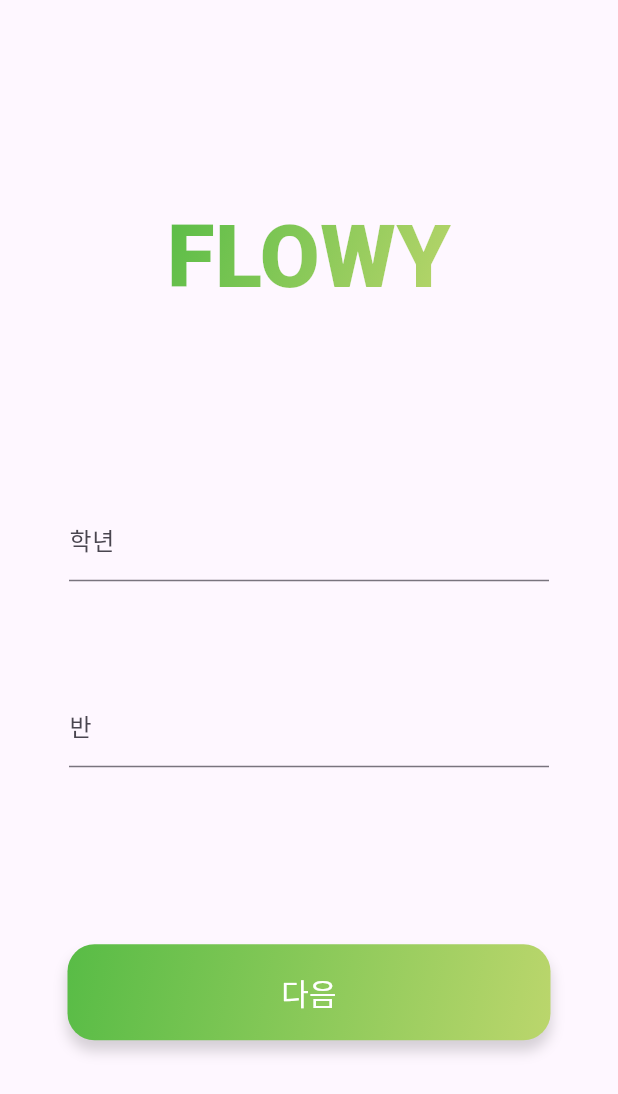
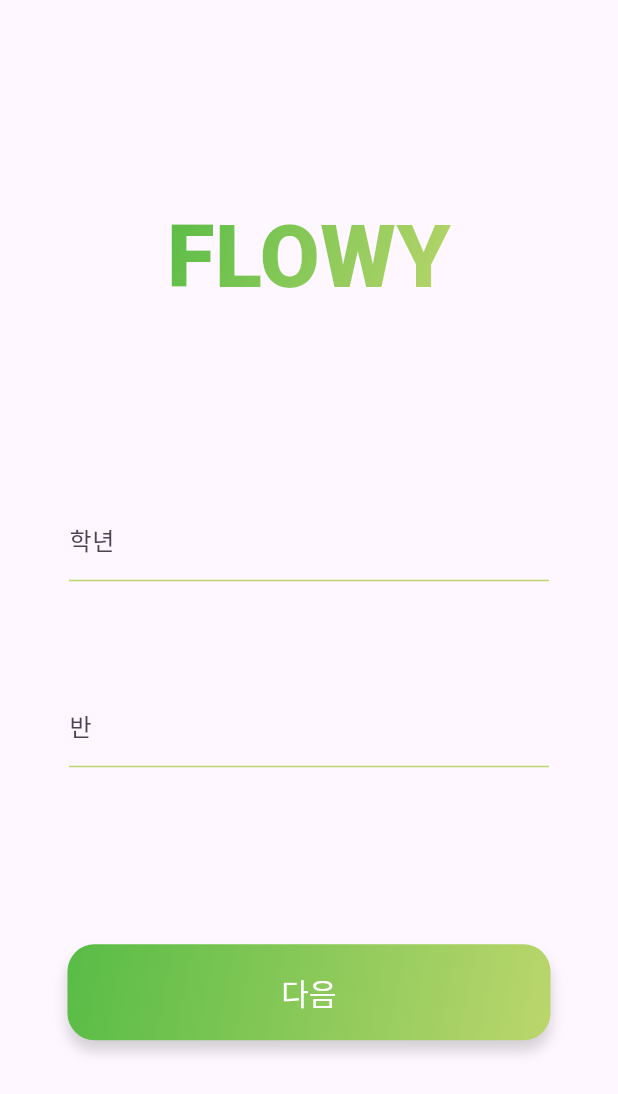
Before and after one commit to hooss-only/flowy, a Flutter app: the Signup1Screen screen opened directly, on a phone screen of 412 x 824 dp. Shown: the top 1094 px of the screen. Run offline on Flutter 3.47's test engine with Material 3 defaults, Android fonts, the phone set to English and light mode, and no system bars; Roboto replaces fonts that are missing (Pretendard).

Commit message:
💄 changed text field color

```diff
--- a/lib/screens/signup/signup1_screen.dart
+++ b/lib/screens/signup/signup1_screen.dart
@@ -40,7 +40,17 @@ class Signup1Screen extends StatelessWidget {
                   TextField(
                     decoration: InputDecoration(
                       labelText: '학년',
-                      fillColor: Color(0xFF58BC46),
+                      enabledBorder: UnderlineInputBorder(
+                        borderSide: BorderSide(
+                          color: Color(0xFFBBD66C),
+                        ),
+                      ),
+                      focusedBorder: UnderlineInputBorder(
+                        borderSide: BorderSide(
+                          color: Color(0xFF58BC46),
+                          width: 2,
+                        ),
+                      ),
                     ),
                   ),
                   SizedBox(
@@ -49,6 +59,17 @@ class Signup1Screen extends StatelessWidget {
                   TextField(
                     decoration: InputDecoration(
                       labelText: '반',
+                      enabledBorder: UnderlineInputBorder(
+                        borderSide: BorderSide(
+                          color: Color(0xFFBBD66C),
+                        ),
+                      ),
+                      focusedBorder: UnderlineInputBorder(
+                        borderSide: BorderSide(
+                          color: Color(0xFF58BC46),
+                          width: 2,
+                        ),
+                      ),
                     ),
                   ),
                 ],
```
